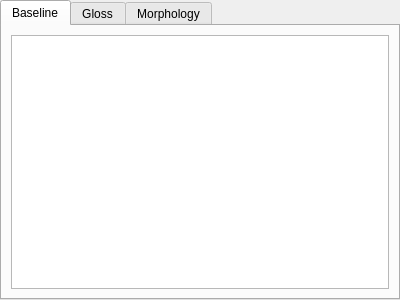
First picture: the form in textdisplaywidget.ui, repository adamb924/Gloss, before the edit.
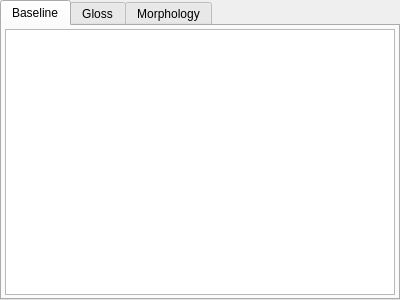
Second picture: the form after the edit. The open tabs and pages were chosen to show the change. Custom widgets are drawn as their Qt base class.

Commit message: Reduced margins.

```diff
--- a/textdisplaywidget.ui
+++ b/textdisplaywidget.ui
@@ -21,6 +21,9 @@
     <string>Baseline</string>
    </attribute>
    <layout class="QVBoxLayout" name="verticalLayout">
+    <property name="margin">
+     <number>3</number>
+    </property>
     <item>
      <widget class="LingTextEdit" name="baselineTextEdit"/>
     </item>
```
Left out of the diff: 8 changed lines with no effect on the pictures.
